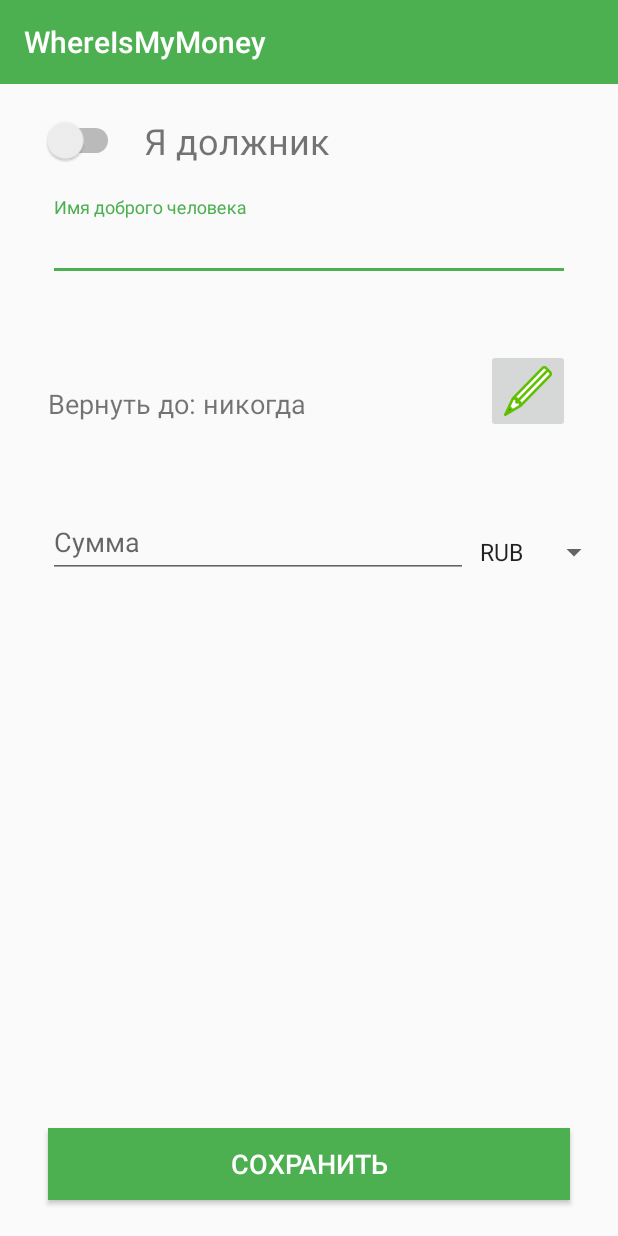
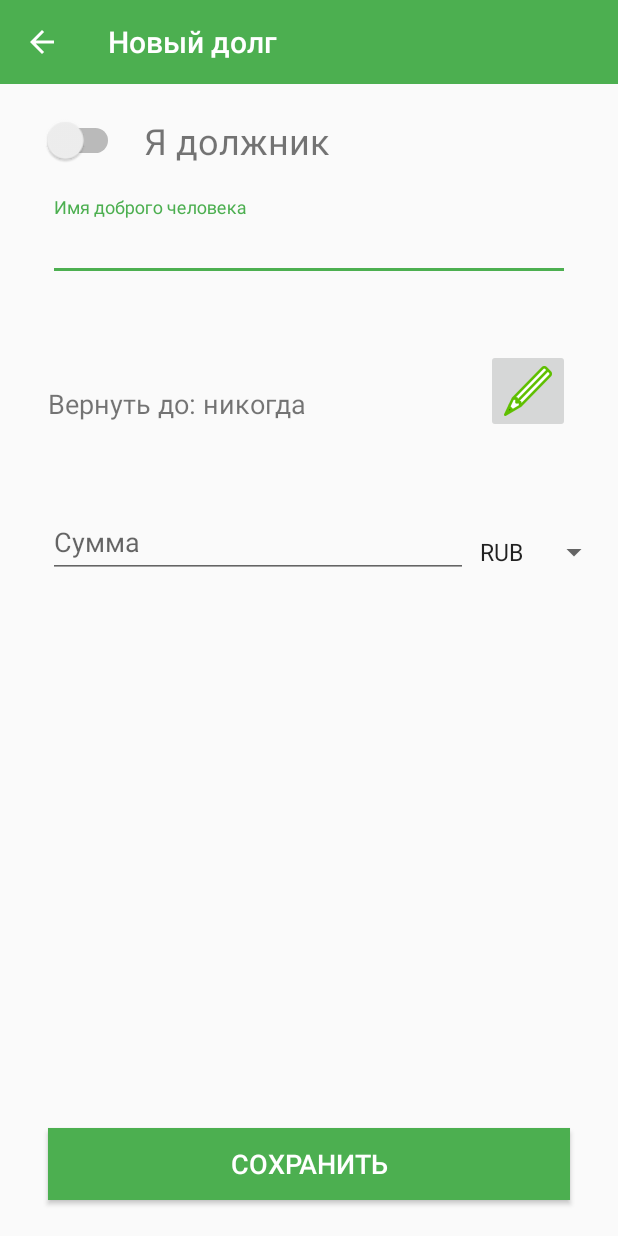
Before and after one commit to somnoynadno/WhereIsMyMoney, an Android app: the screen it shows after launch (NewDebtActivity), after a tap on an icon or button, on a phone screen of 412 x 824 dp. Run offline under Robolectric (Android 15) with nearby library versions, the phone set to English and light mode, and no system bars; our stand-ins replace Room's generated code, navigation-ui; 3 statements that could not run were skipped.

Commit message:
Different card styles

```diff
--- a/app/src/main/java/com/example/whereismymoney/NewDebtActivity.kt
+++ b/app/src/main/java/com/example/whereismymoney/NewDebtActivity.kt
@@ -17,7 +17,6 @@ import com.example.whereismymoney.models.Debt
 import java.util.*
 import java.text.SimpleDateFormat
 
-
 class NewDebtActivity : AppCompatActivity() {
 
     private var chosenDate = ""
@@ -31,6 +30,11 @@ class NewDebtActivity : AppCompatActivity() {
 
         val toolbar: Toolbar = findViewById(R.id.newDebtToolbar)
         setSupportActionBar(toolbar)
+        getSupportActionBar()!!.setDisplayHomeAsUpEnabled(true)
+        getSupportActionBar()!!.setDisplayShowTitleEnabled(false)
+
+        toolbar.title = getString(R.string.new_debt)
+        toolbar.setNavigationOnClickListener { onBackPressed() }
 
         val adapter = ArrayAdapter(
             this,
--- /dev/null
+++ b/app/src/main/java/com/example/whereismymoney/helpers/CalendarHelper.kt
@@ -0,0 +1,22 @@
+package com.example.whereismymoney.helpers
+
+import java.text.SimpleDateFormat
+import java.util.*
+
+class CalendarHelper {
+    fun getCurrentDateAsLong(): Long {
+        val c = Calendar.getInstance()                // ЗАТО ОНО РАБОТАЕТ
+        val year = c.get(Calendar.YEAR)              // ЗАТО ОНО РАБОТАЕТ
+        val month = c.get(Calendar.MONTH)           // ЗАТО ОНО РАБОТАЕТ
+        val day = c.get(Calendar.DAY_OF_MONTH)     // ЗАТО ОНО РАБОТАЕТ
+                                                  // ЗАТО ОНО РАБОТАЕТ
+        val chosenDate = day.toString() + "." +  // ЗАТО ОНО РАБОТАЕТ
+                (month + 1).toString() + "." +  // ЗАТО ОНО РАБОТАЕТ
+                year.toString()                // ЗАТО ОНО РАБОТАЕТ
+
+        val pattern = "dd.MM.yyyy"
+        val date = SimpleDateFormat(pattern).parse(chosenDate).time
+
+        return date
+    }
+}
--- a/app/src/main/java/com/example/whereismymoney/ui/today/TodayFragment.kt
+++ b/app/src/main/java/com/example/whereismymoney/ui/today/TodayFragment.kt
@@ -7,7 +7,6 @@ import android.view.ViewGroup
 import android.widget.ImageView
 import android.widget.TextView
 import androidx.fragment.app.Fragment
-import androidx.lifecycle.Observer
 import androidx.lifecycle.ViewModelProviders
 import androidx.recyclerview.widget.LinearLayoutManager
 import androidx.recyclerview.widget.RecyclerView
@@ -15,11 +14,10 @@ import com.example.whereismymoney.R
 import com.example.whereismymoney.helpers.RecyclerViewAdapter
 import androidx.recyclerview.widget.ItemTouchHelper
 import androidx.room.Room
+import com.example.whereismymoney.helpers.CalendarHelper
 import com.example.whereismymoney.helpers.SimpleItemTouchHelperCallback
 import com.example.whereismymoney.models.AppDatabase
 import com.example.whereismymoney.models.Debt
-import java.text.SimpleDateFormat
-import java.util.*
 
 
 class TodayFragment : Fragment() {
@@ -41,23 +39,10 @@ class TodayFragment : Fragment() {
             AppDatabase::class.java, "debts"
         ).allowMainThreadQueries().build()
 
-        // TODO: fix it pls
-        // костыль starts here
-        val c = Calendar.getInstance()                // ЗАТО ОНО РАБОТАЕТ
-        val year = c.get(Calendar.YEAR)              // ЗАТО ОНО РАБОТАЕТ
-        val month = c.get(Calendar.MONTH)           // ЗАТО ОНО РАБОТАЕТ
-        val day = c.get(Calendar.DAY_OF_MONTH)     // ЗАТО ОНО РАБОТАЕТ
-        // ЗАТО ОНО РАБОТАЕТ
-        val chosenDate = day.toString() + "." +  // ЗАТО ОНО РАБОТАЕТ
-                (month + 1).toString() + "." +  // ЗАТО ОНО РАБОТАЕТ
-                year.toString()                // ЗАТО ОНО РАБОТАЕТ
+        val date = CalendarHelper().getCurrentDateAsLong()
+        val items = db.debtDao().getByDate(date.toString())
 
-        val pattern = "dd.MM.yyyy"
-        val date = SimpleDateFormat(pattern).parse(chosenDate).time
-        val items = db.debtDao().getByDate(date.toString())
-        // костыль ends here
-
-        if (items.size == 0){
+        if (items.isEmpty()){
             root.findViewById<ImageView>(R.id.placeholder).visibility = View.VISIBLE
             root.findViewById<TextView>(R.id.placeholderText).visibility = View.VISIBLE
         }
--- a/app/src/main/res/layout/recycler_item.xml
+++ b/app/src/main/res/layout/recycler_item.xml
@@ -1,8 +1,7 @@
 <LinearLayout
     xmlns:android="http://schemas.android.com/apk/res/android"
     android:padding="0dp"
-    android:layout_marginTop="8dp"
-    android:layout_margin="4dp"
+    android:layout_margin="8dp"
     android:layout_width="match_parent"
     android:layout_height="wrap_content" >
 
@@ -33,6 +32,7 @@
                 android:gravity="start"
                 android:layout_marginTop="0dp"
                 android:textColor="@color/colorSolidBlack"
+                android:textStyle="bold"
                 android:textSize="26sp" />
 
             <TextView
--- a/app/src/main/res/values/colors.xml
+++ b/app/src/main/res/values/colors.xml
@@ -7,9 +7,10 @@
     <color name="colorWhite">#FFFFFF</color>
     <color name="colorSolidBlack">#070707</color>
 
-    <color name="colorCardOnSwipe">#FFD8D4</color>
-    <color name="colorCardPrimary">#4CAF50</color>
-    <color name="colorCardAccent">#FF4081</color>
+    <color name="colorCardOnSwipe">#FF5347</color>
+    <color name="colorCardPrimary">#E64CAF50</color>
+    <color name="colorCardAccent">#E6FF516E</color>
+    <color name="colorCardToday">#E60B92E2</color>
 
     <color name="colorDrawerDarkBlue">#154E79</color>
 </resources>
--- a/app/src/main/res/values/strings.xml
+++ b/app/src/main/res/values/strings.xml
@@ -3,6 +3,8 @@
     <string name="menu_today">Сегодня</string>
     <string name="menu_my_debts">Мои долги</string>
     <string name="menu_my_debtors">Кто-то должен мне</string>
+
+    <string name="new_debt">Новый долг</string>
 
     <string name="placeholder_text">На этом пока всё</string>
 
```
Also changed, not shown: app/src/main/java/com/example/whereismymoney/helpers/RecyclerViewAdapter.kt (+17 -0 lines), app/src/main/res/drawable/plus.png.
